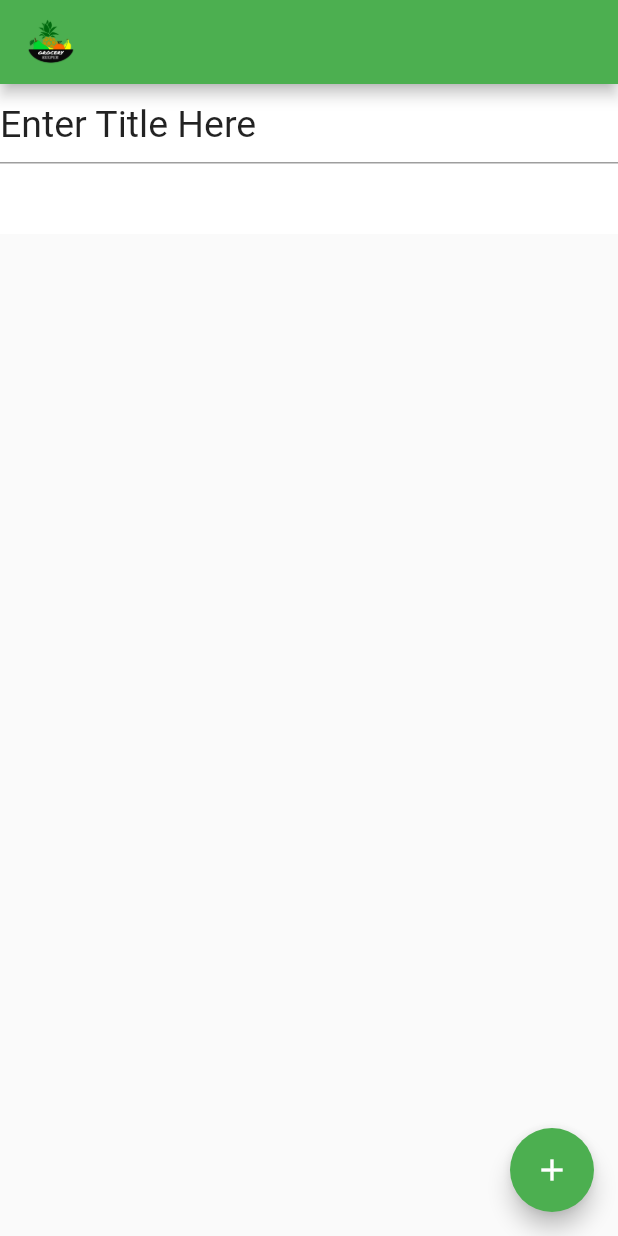
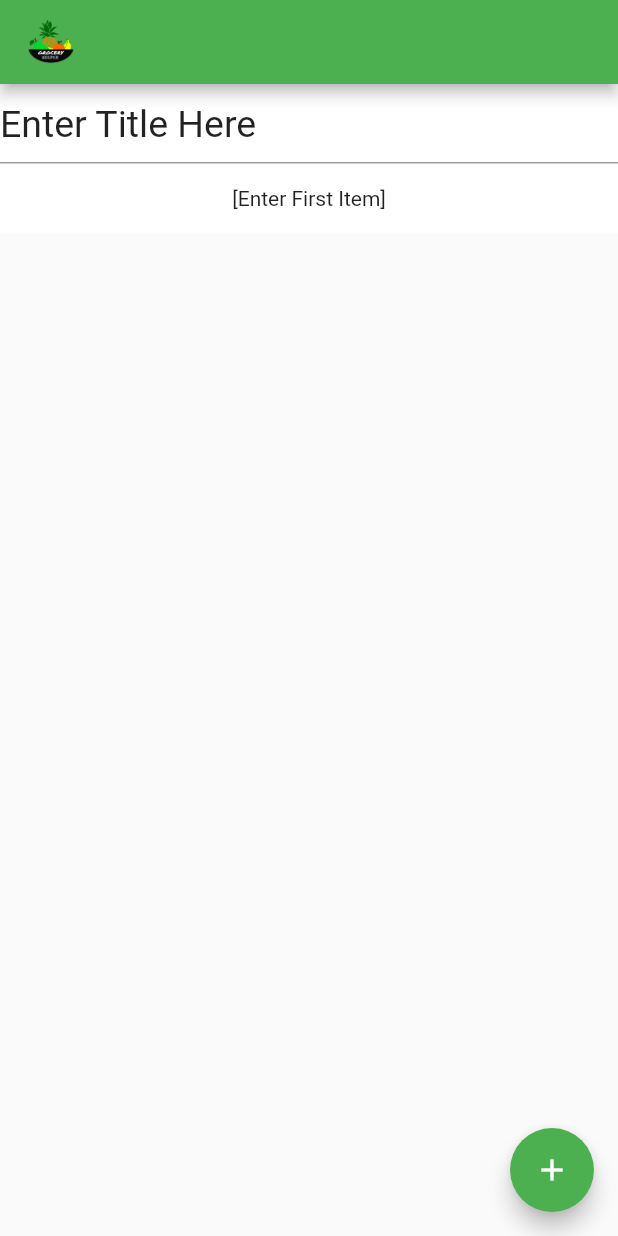
Before and after one commit to UPEI-Android/cs3130-2023-groupprojects-shovelwaresquad, a Flutter app: the screen it shows after launch, after a tap on the "add" icon, on a phone screen of 412 x 824 dp. Run offline on Flutter 3.47's test engine with Material 2 defaults, Android fonts, the light colour scheme and no system bars; our stand-ins replace bloc, flutter_bloc.

Commit message:
* Adjusted look of list items

```diff
--- a/Grocery_Keeper/lib/home/view/gkeeper_home_view.dart
+++ b/Grocery_Keeper/lib/home/view/gkeeper_home_view.dart
@@ -16,8 +16,6 @@ class _GKeeperHome extends State<GKeeperHome>{
 
   @override
   Widget build(BuildContext context) {
-    //final List<String> tempList = <String>['#1','#2','#3','#4','#5','#6','#7','#8','#9','#10'];
-
     return BlocBuilder<GkeeperHomeCubit, GkeeperHomeState>(
       builder: (context, state) {
         return Scaffold(
@@ -46,12 +44,19 @@ class _GKeeperHome extends State<GKeeperHome>{
                                     ? const Color(0xffffffff)
                                     : const Color(0xfcfcfcfc)
                             ),
-                            child: TextFormField (
-                              initialValue: stateList[index].title,
-                              style: const TextStyle(fontSize: 25),
-                              onSaved: (text) => setState(() {
-                                context.read<GkeeperHomeCubit>().changeTitle(stateList[index], text as String);
-                              }),
+                            child: Column (
+                              children: [
+                                TextFormField (
+                                  initialValue: stateList[index].title,
+                                  style: const TextStyle(fontSize: 25),
+                                  onSaved: (text) => setState(() {
+                                    context.read<GkeeperHomeCubit>().changeTitle(stateList[index], text as String);
+                                  })
+                                ),
+                                const Spacer(),
+                                Text(stateList[index].contents.toString()),
+                                const Spacer()
+                              ]
                             )
                         ),
                       );
```
